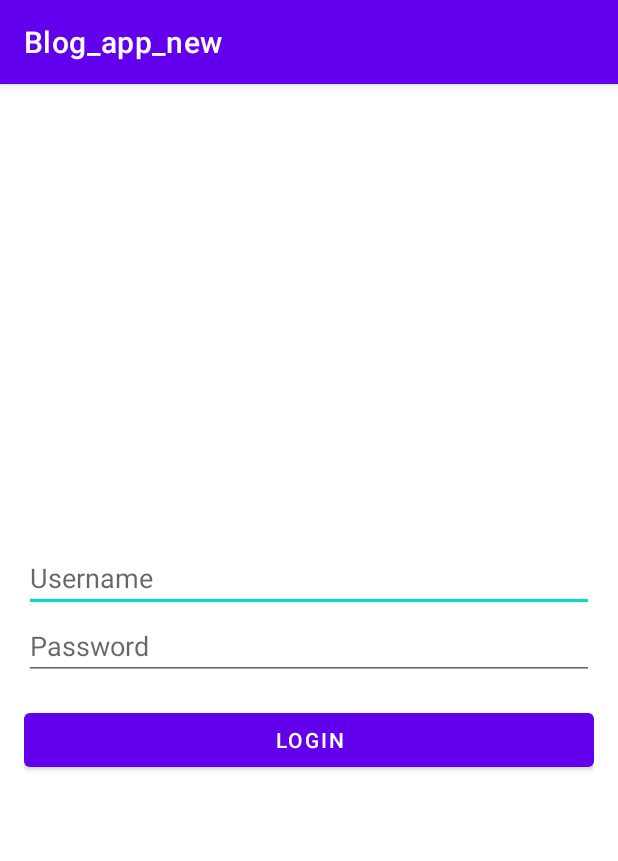
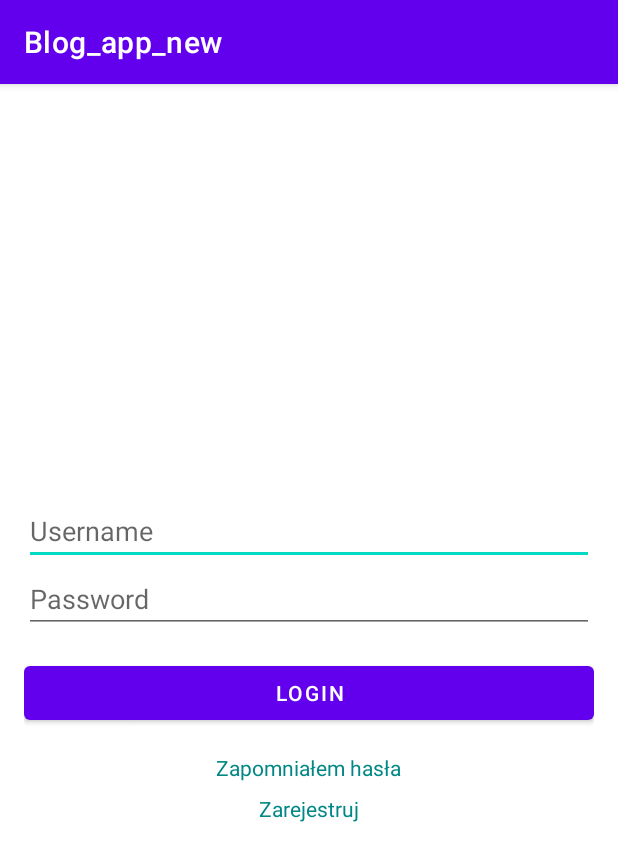
Before and after one commit to wiktoz/zoo_app, an Android app: the screen it shows after launch (LoginActivity), on a phone screen of 412 x 824 dp. Shown: the top 861 px of the screen. Run offline under Robolectric (Android 15) with nearby library versions, the phone set to English and light mode, and no system bars.

Commit message:
new activities

```diff
--- a/app/src/main/AndroidManifest.xml
+++ b/app/src/main/AndroidManifest.xml
@@ -30,6 +30,12 @@
                 <category android:name="android.intent.category.LAUNCHER" />
             </intent-filter>
         </activity>
+
+        <!-- Forgot Password Activity -->
+        <activity android:name=".ForgotPasswordActivity" />
+
+        <!-- Register Activity -->
+        <activity android:name=".RegisterActivity" />
     </application>
 
 </manifest>
--- a/app/src/main/java/com/example/blog_app_new/LoginActivity.java
+++ b/app/src/main/java/com/example/blog_app_new/LoginActivity.java
@@ -6,6 +6,7 @@ import android.os.Bundle;
 import android.view.View;
 import android.widget.Button;
 import android.widget.EditText;
+import android.widget.TextView;
 import android.widget.Toast;
 
 import androidx.appcompat.app.AppCompatActivity;
@@ -21,13 +22,27 @@ public class LoginActivity extends AppCompatActivity {
         super.onCreate(savedInstanceState);
         setContentView(R.layout.activity_login);
 
+        // Find views
+        TextView textViewForgotPassword = findViewById(R.id.textViewForgotPassword);
+        TextView textViewRegister = findViewById(R.id.textViewRegister);
+
+        // Navigate to ForgotPasswordActivity
+        textViewForgotPassword.setOnClickListener(v -> {
+            Intent intent = new Intent(LoginActivity.this, ForgotPasswordActivity.class);
+            startActivity(intent);
+        });
+
+        // Navigate to RegisterActivity
+        textViewRegister.setOnClickListener(v -> {
+            Intent intent = new Intent(LoginActivity.this, RegisterActivity.class);
+            startActivity(intent);
+        });
+
         editTextUsername = findViewById(R.id.editTextUsername);
         editTextPassword = findViewById(R.id.editTextPassword);
         buttonLogin = findViewById(R.id.buttonLogin);
 
-        buttonLogin.setOnClickListener(new View.OnClickListener() {
-            @Override
-            public void onClick(View v) {
+        buttonLogin.setOnClickListener(v -> {
             String username = editTextUsername.getText().toString().trim();
             String password = editTextPassword.getText().toString().trim();
 
@@ -41,21 +56,15 @@ public class LoginActivity extends AppCompatActivity {
                 // Authentication failed
                 Toast.makeText(LoginActivity.this, "Invalid credentials", Toast.LENGTH_SHORT).show();
             }
-            }
         });
 
+        // Force `isLoggedIn` to false for development
         SharedPreferences preferences = getSharedPreferences("MyAppPrefs", MODE_PRIVATE);
-        boolean isLoggedIn = preferences.getBoolean("isLoggedIn", false);
+        SharedPreferences.Editor editor = preferences.edit();
+        editor.putBoolean("isLoggedIn", false);
+        editor.apply();
 
-        if (isLoggedIn) {
-            Intent intent = new Intent(LoginActivity.this, MainActivity.class);
-            startActivity(intent);
-            finish();
-        }
-
-// On successful login:
-        SharedPreferences.Editor editor = preferences.edit();
-        editor.putBoolean("isLoggedIn", true);
-        editor.apply();
+        // Always show the login screen
+        // If you need to disable this for production, remove the line above
     }
 }
--- a/app/src/main/res/layout/activity_login.xml
+++ b/app/src/main/res/layout/activity_login.xml
@@ -1,8 +1,3 @@
-<?xml version="1.0" encoding="utf-8"?>
-<androidx.constraintlayout.widget.ConstraintLayout xmlns:android="http://schemas.android.com/apk/res/android"
-    android:layout_width="match_parent"
-    android:layout_height="match_parent">
-
 <LinearLayout xmlns:android="http://schemas.android.com/apk/res/android"
     android:layout_width="match_parent"
     android:layout_height="match_parent"
@@ -30,7 +25,25 @@
         android:layout_height="wrap_content"
         android:text="Login"
         android:layout_marginTop="16dp" />
+
+    <TextView
+        android:id="@+id/textViewForgotPassword"
+        android:layout_width="wrap_content"
+        android:layout_height="wrap_content"
+        android:text="Zapomniałem hasła"
+        android:textColor="@color/teal_700"
+        android:layout_marginTop="16dp"
+        android:clickable="true"
+        android:focusable="true" />
+
+    <TextView
+        android:id="@+id/textViewRegister"
+        android:layout_width="wrap_content"
+        android:layout_height="wrap_content"
+        android:text="Zarejestruj"
+        android:textColor="@color/teal_700"
+        android:layout_marginTop="8dp"
+        android:clickable="true"
+        android:focusable="true" />
+
 </LinearLayout>
-
-
-</androidx.constraintlayout.widget.ConstraintLayout>
```
Also changed, not shown: app/src/main/java/com/example/blog_app_new/ForgotPasswordActivity.java (added, +30 -0 lines), app/src/main/java/com/example/blog_app_new/RegisterActivity.java (added, +38 -0 lines), app/src/main/res/layout/activity_forgot_password.xml (added, +29 -0 lines), app/src/main/res/layout/activity_register.xml (added, +43 -0 lines). Lines whose indentation alone changed are shown as unchanged.
